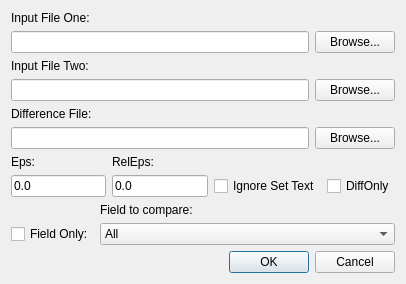
GAMS-dev/studio, file src/gdxdiffdialog/gdxdiffdialog.ui: the form before one commit.
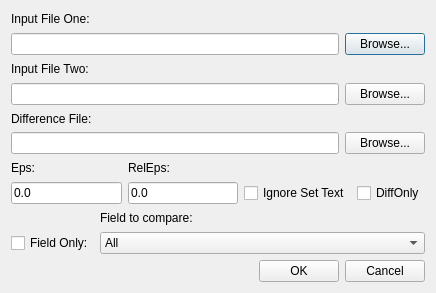
The form after the commit.

Patch:
```diff
--- a/src/gdxdiffdialog/gdxdiffdialog.ui
+++ b/src/gdxdiffdialog/gdxdiffdialog.ui
@@ -6,8 +6,8 @@
    <rect>
     <x>0</x>
     <y>0</y>
-    <width>406</width>
-    <height>282</height>
+    <width>436</width>
+    <height>293</height>
    </rect>
   </property>
   <property name="sizePolicy">
@@ -205,14 +205,35 @@
     </layout>
    </item>
    <item>
-    <widget class="QDialogButtonBox" name="buttonBox">
-     <property name="orientation">
-      <enum>Qt::Horizontal</enum>
-     </property>
-     <property name="standardButtons">
-      <set>QDialogButtonBox::Cancel|QDialogButtonBox::Ok</set>
-     </property>
-    </widget>
+    <layout class="QHBoxLayout" name="horizontalLayout_4">
+     <item>
+      <spacer name="horizontalSpacer">
+       <property name="orientation">
+        <enum>Qt::Horizontal</enum>
+       </property>
+       <property name="sizeHint" stdset="0">
+        <size>
+         <width>40</width>
+         <height>20</height>
+        </size>
+       </property>
+      </spacer>
+     </item>
+     <item>
+      <widget class="QPushButton" name="pbOK">
+       <property name="text">
+        <string>OK</string>
+       </property>
+      </widget>
+     </item>
+     <item>
+      <widget class="QPushButton" name="pbCancel">
+       <property name="text">
+        <string>Cancel</string>
+       </property>
+      </widget>
+     </item>
+    </layout>
    </item>
   </layout>
  </widget>
```
Left out of the diff: 49 changed lines with no effect on the pictures.
